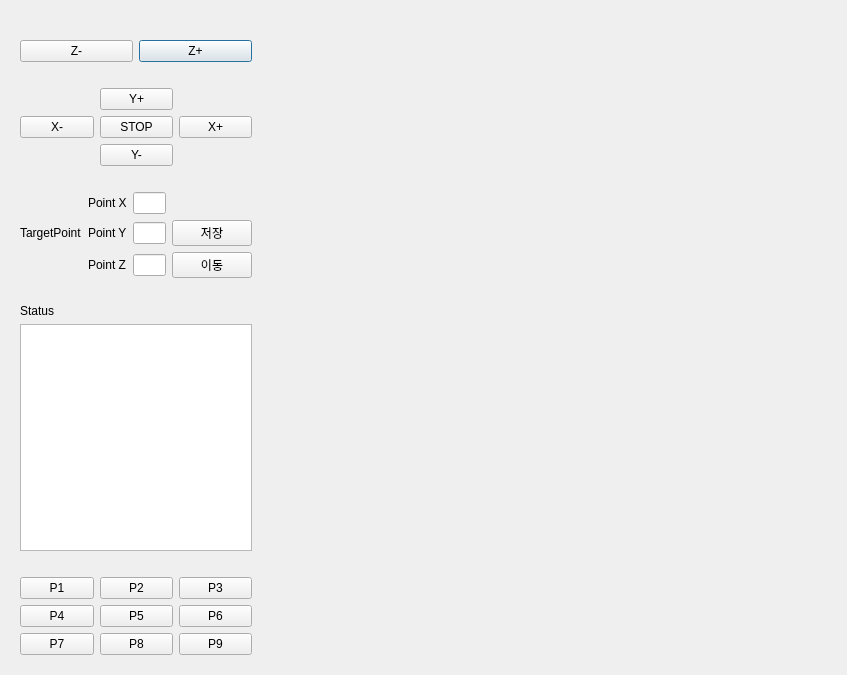
Old version of the form QT/ModBus_Project/UI/Controller.ui in the repository Lcooldong/Python_Study.
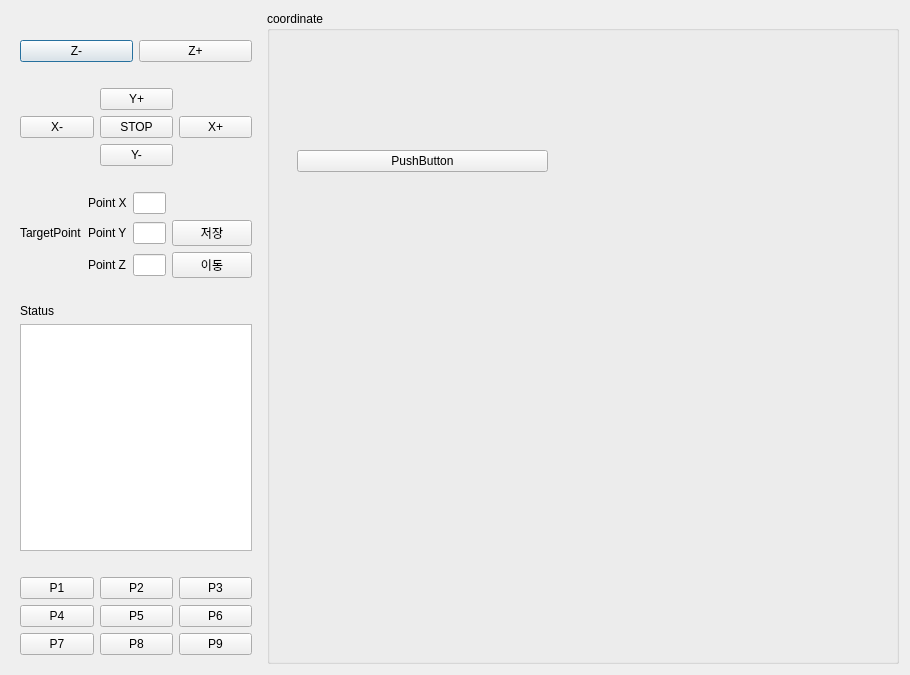
New version of the form.

What changed in the file:
```diff
--- a/QT/ModBus_Project/UI/Controller.ui
+++ b/QT/ModBus_Project/UI/Controller.ui
@@ -6,7 +6,7 @@
    <rect>
     <x>0</x>
     <y>0</y>
-    <width>847</width>
+    <width>910</width>
     <height>675</height>
    </rect>
   </property>
@@ -14,21 +14,6 @@
    <string>Dialog</string>
   </property>
   <layout class="QFormLayout" name="formLayout">
-   <item row="0" column="1">
-    <widget class="QWidget" name="point_widget" native="true">
-     <widget class="QWidget" name="gridLayoutWidget">
-      <property name="geometry">
-       <rect>
-        <x>9</x>
-        <y>9</y>
-        <width>421</width>
-        <height>641</height>
-       </rect>
-      </property>
-      <layout class="QGridLayout" name="point_GridLayout"/>
-     </widget>
-    </widget>
-   </item>
    <item row="0" column="0">
     <widget class="QWidget" name="widget" native="true">
      <property name="sizePolicy">
@@ -61,13 +46,6 @@
         </item>
         <item>
          <layout class="QGridLayout" name="Z_control_Layout">
-          <item row="0" column="1">
-           <widget class="QPushButton" name="Z_Inc">
-            <property name="text">
-             <string>Z+</string>
-            </property>
-           </widget>
-          </item>
           <item row="0" column="0">
            <widget class="QPushButton" name="Z_Dec">
             <property name="text">
@@ -75,6 +53,13 @@
             </property>
            </widget>
           </item>
+          <item row="0" column="1">
+           <widget class="QPushButton" name="Z_Inc">
+            <property name="text">
+             <string>Z+</string>
+            </property>
+           </widget>
+          </item>
          </layout>
         </item>
         <item>
@@ -330,6 +315,32 @@
      </layout>
     </widget>
    </item>
+   <item row="0" column="1">
+    <widget class="QGroupBox" name="groupBox">
+     <property name="title">
+      <string>coordinate</string>
+     </property>
+     <widget class="QWidget" name="gridLayoutWidget">
+      <property name="geometry">
+       <rect>
+        <x>30</x>
+        <y>40</y>
+        <width>251</width>
+        <height>221</height>
+       </rect>
+      </property>
+      <layout class="QGridLayout" name="point_grid">
+       <item row="0" column="0">
+        <widget class="QPushButton" name="pushButton">
+         <property name="text">
+          <string>PushButton</string>
+         </property>
+        </widget>
+       </item>
+      </layout>
+     </widget>
+    </widget>
+   </item>
   </layout>
  </widget>
  <resources/>
```
